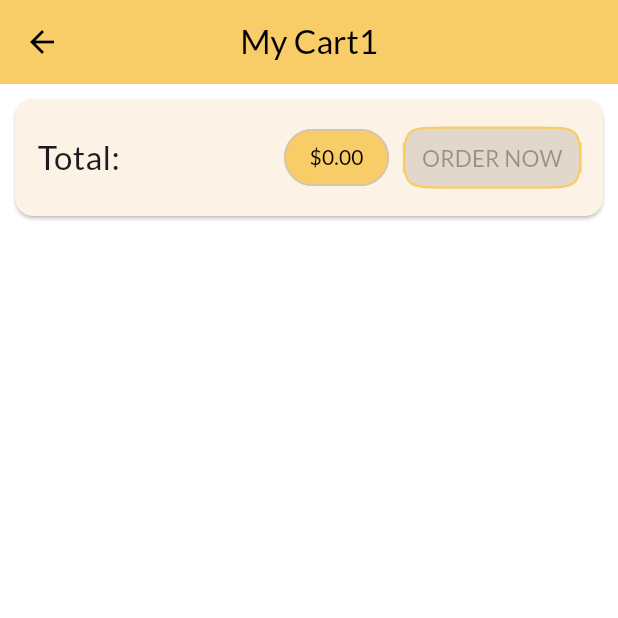
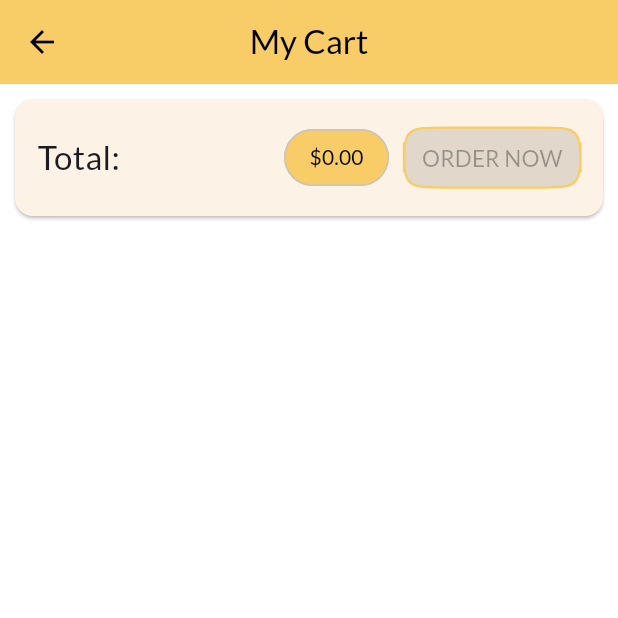
Before and after one commit to FozilAshurov16/E-commerce-app, a Flutter app: the CartScreen screen opened by its route, on a phone screen of 412 x 824 dp, the top half of it. Run offline on Flutter 3.47's test engine with Material 3 defaults, Android fonts, the phone set to English and light mode, and no system bars; our stand-ins replace flutter_slidable, google_fonts, shared_preferences; accounts and stored records are empty.

Commit message:
feat(cart): cart screen dastlabki holatiga qaytarildi

```diff
--- a/lib/screens/cart_screen.dart
+++ b/lib/screens/cart_screen.dart
@@ -14,7 +14,7 @@ class CartScreen extends StatelessWidget {
     return Scaffold(
       appBar: AppBar(
         centerTitle: true,
-        title: const Text("My Cart1"),
+        title: const Text("My Cart"),
       ),
       body: Column(
         children: [
```
